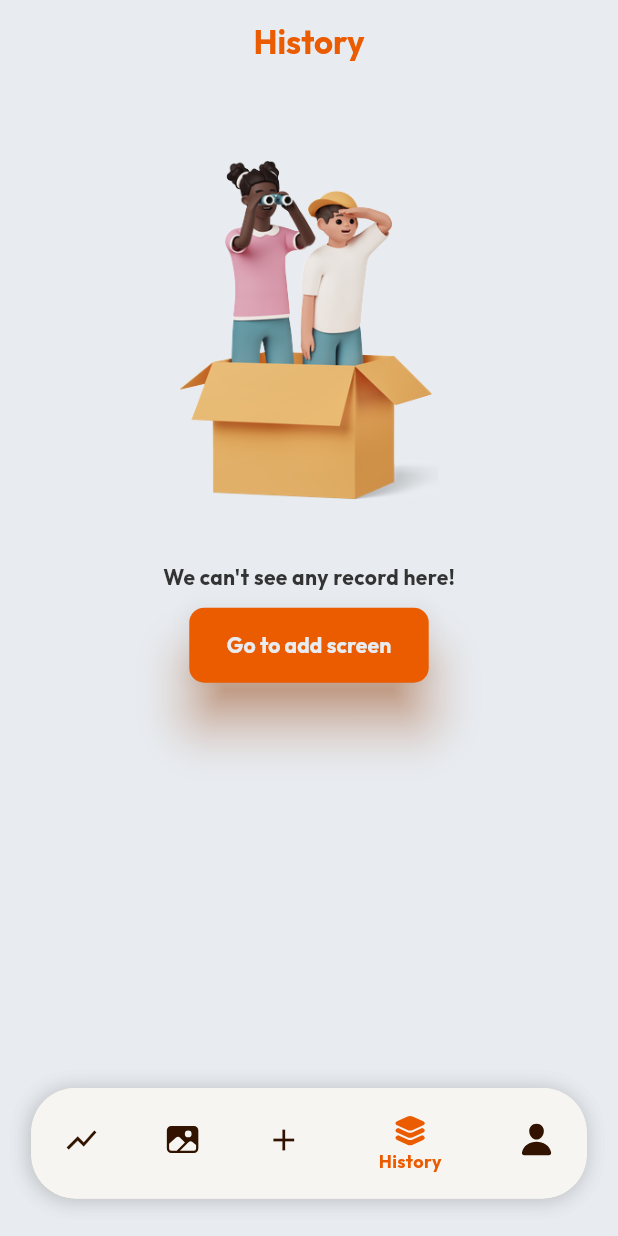
After one commit to egeinann/FitBalance-KiloTakibi-App, a Flutter app: the screen it shows after launch, item 4 of the bottom bar chosen, on a phone screen of 412 x 824 dp. The commit adds this screen. Run offline on Flutter 3.47's test engine with Material 3 defaults, Android fonts, the phone set to English and light mode, and no system bars; our stand-ins replace auto_size_text, fl_chart, freezed_annotation, get, image_picker, ionicons and 3 more; missing offline and left inert: day_night_switcher.

Commit message:
animatedList ve animasyonlar 1

```diff
--- a/lib/info/controller/info_controller.dart
+++ b/lib/info/controller/info_controller.dart
@@ -1,6 +1,5 @@
 import 'package:flutter/material.dart';
 import 'package:get/get.dart';
-import 'package:kilo_takibi_uyg/view/home_screen.dart';
 
 class InfoController extends GetxController {
   PageController pageController = PageController();
@@ -14,9 +13,7 @@ class InfoController extends GetxController {
         curve: Curves.easeInOut,
       );
     } else {
-      Get.to(HomeScreen(),
-          transition: Transition.native,
-          duration: const Duration(milliseconds: 300));
+      Get.back();
       resetController(); // HomeScreen'e geçiş yaparken sıfırlama işlemi
     }
   }
--- /dev/null
+++ b/lib/view/history_screen/fade_no_record.dart
@@ -0,0 +1,80 @@
+import 'package:flutter/material.dart';
+import 'package:get/get.dart';
+import 'package:kilo_takibi_uyg/controller/controller.dart';
+import 'package:kilo_takibi_uyg/widgets/elevated_button.dart';
+
+class FadeNoRecord extends StatefulWidget {
+  @override
+  _FadeNoRecordState createState() => _FadeNoRecordState();
+}
+
+class _FadeNoRecordState extends State<FadeNoRecord>
+    with SingleTickerProviderStateMixin {
+  late AnimationController _controller;
+  late Animation<double> _animation;
+  final Controller controller = Get.find(); // GetX ile Controller'ı bul
+  @override
+  void initState() {
+    super.initState();
+    _controller = AnimationController(
+      duration: const Duration(milliseconds: 500),
+      vsync: this,
+    )..forward();
+    _animation = CurvedAnimation(parent: _controller, curve: Curves.easeIn);
+  }
+
+  @override
+  Widget build(BuildContext context) {
+    return FadeTransition(
+      opacity: _animation,
+      child: noRecord(context),
+    );
+  }
+
+  @override
+  void dispose() {
+    _controller.dispose();
+    super.dispose();
+  }
+
+  // Bu methodu burada tanımlayın veya bir `noRecord` methodunu `HistoryScreen` içinde tanımlayın
+  Center noRecord(BuildContext context) {
+    return Center(
+      child: Column(
+        mainAxisAlignment: MainAxisAlignment.center,
+        children: [
+          SizedBox(height: MediaQuery.of(context).size.height * 0.05),
+          const Expanded(
+            flex: 2,
+            child: Image(
+              image: AssetImage("assets/images/homeScreen/null_records.png"),
+              fit: BoxFit.scaleDown,
+            ),
+          ),
+          SizedBox(height: MediaQuery.of(context).size.height * 0.05),
+          Expanded(
+            flex: 3,
+            child: Column(
+              mainAxisAlignment: MainAxisAlignment.start,
+              children: [
+                Text(
+                  "We can't see any record here!",
+                  style: Theme.of(context).textTheme.bodyMedium,
+                ),
+                appButton(
+                  () {
+                    controller.goToAddScreen();
+                  },
+                  Text(
+                    "Go to add screen",
+                    style: TextStyle(fontFamily: "outfit"),
+                  ),
+                )
+              ],
+            ),
+          ),
+        ],
+      ),
+    );
+  }
+}
--- a/lib/widgets/record_list_tile.dart
+++ b/lib/widgets/record_list_tile.dart
@@ -90,6 +90,11 @@ class RecordListTile extends StatelessWidget {
     return Row(
       mainAxisSize: MainAxisSize.min,
       children: [
+        IconButton(
+            onPressed: () {
+              _deleteShowDialog(context);
+            },
+            icon: Icon(Icons.delete)),
         Hero(
           tag:
               "${rec.weight}_${rec.dateTime.toIso8601String()}_weight", // Tarih ve kilo kombinasyonu
```
Also changed, not shown: lib/controller/controller.dart (+102 -49 lines), lib/view/history_screen/history_screen.dart (+20 -60 lines), lib/view/history_screen/recordScreen.dart (+3 -11 lines), lib/view/add_screen.dart (line endings or trailing spaces).
